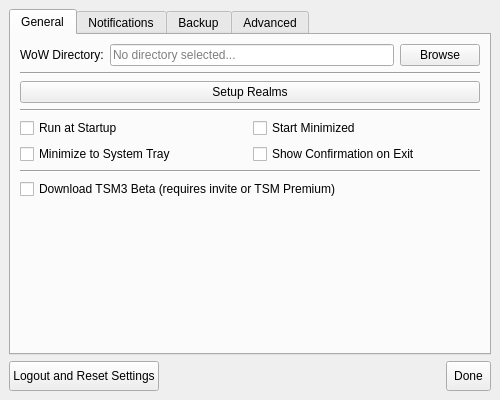
First picture: the form in ui/settings_window.ui, repository seirl/tsmapplication_public, before the edit.
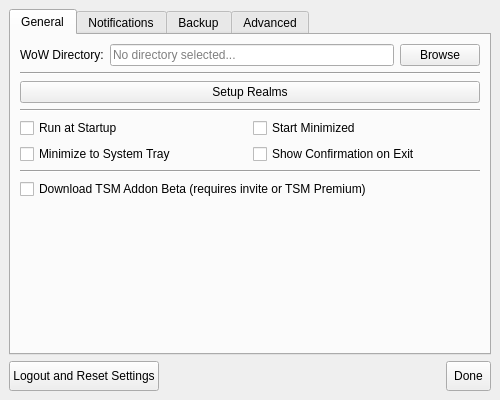
Second picture: the form after the edit. Icons and pictures are not drawn.

Commit message: Properly handling transition from TSM3 beta to release.

```diff
--- a/ui/settings_window.ui
+++ b/ui/settings_window.ui
@@ -142,7 +142,7 @@
         <item>
          <widget class="QCheckBox" name="tsm3_beta_checkbox">
           <property name="text">
-           <string>Download TSM3 Beta (requires invite or TSM Premium)</string>
+           <string>Download TSM Addon Beta (requires invite or TSM Premium)</string>
           </property>
          </widget>
         </item>
```
Left out of the diff: 2 changed lines with no effect on the pictures. The commit also changes 5 other files.
